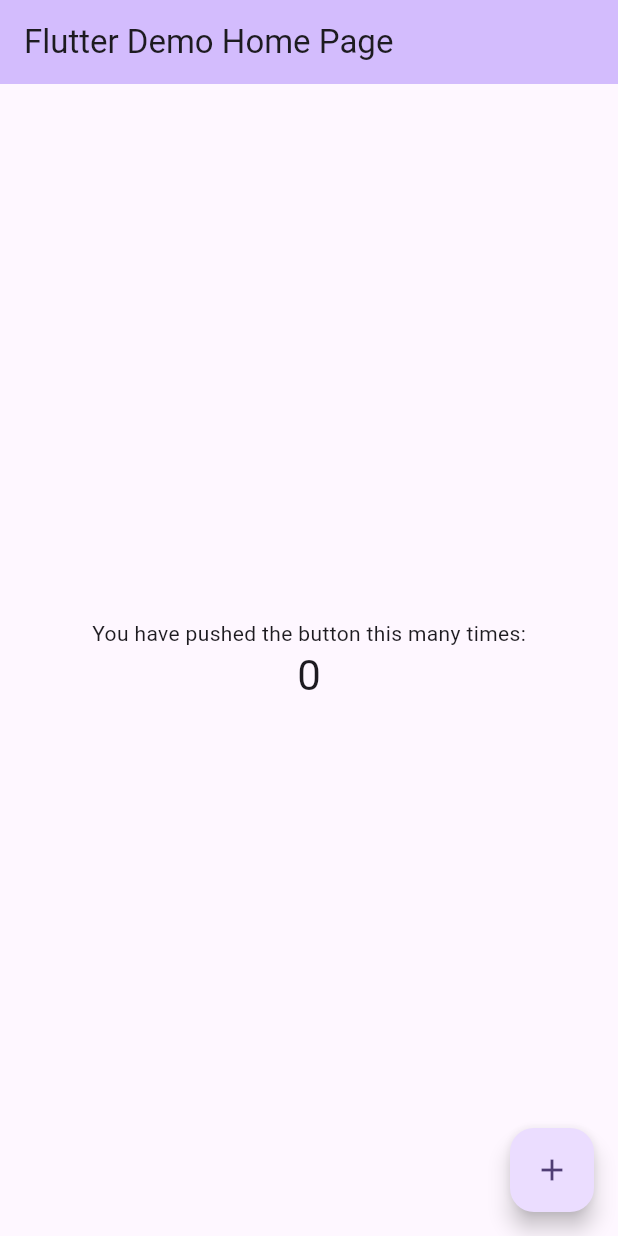
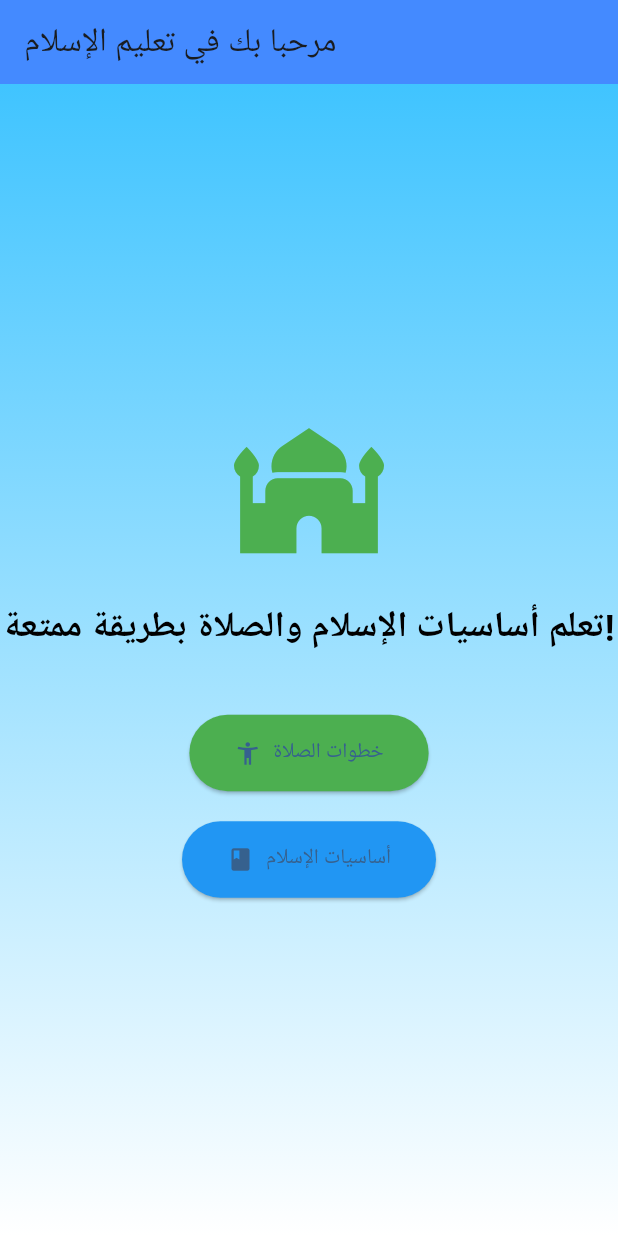
Before and after one commit to could-ai/019a4dc2-2936-7e86-994f-a309eeb32ca9, a Flutter app: the screen it shows after launch, on a phone screen of 412 x 824 dp. Run offline on Flutter 3.47's test engine with Material 3 defaults, Android fonts, the phone set to English and light mode, and no system bars; Roboto replaces fonts that are missing (Arial).

Commit message:
تحديث pubspec.yaml لتغيير اسم التطبيق إلى 'islam_teaching_app' ليتناسب مع الموضوع، مع الحفاظ على التبعيات الأساسية. هذا يجعل التطبيق أكثر تخصيصًا لتعليم الإسلام دون إضافة تبعيات معقدة.; تحديث lib/main.dart ليصبح التطبيق الرئيسي لتعليم الإسلام، مع تغيير العنوان إلى 'تعليم الإسلام للأطفال'، وإضافة سمة الخط العربي، وتوجيه إلى شاشة الرئيسية الجديدة. هذا يزيل الكود القديم ويجعل التطبيق مركزًا على المحتوى التعليمي.; إنشاء شاشة الرئيسية (home_screen.dart) مع تصميم جذاب للأطفال، يحتوي على أيقونة مسجد، نص ترحيبي، وأزرار للوصول إلى شاشات خطوات الصلاة وأساسيات الإسلام. هذا يجعل التطبيق سهل التنقل ومركزًا على التعليم.; إنشاء شاشة خطوات الصلاة (prayer_steps_screen.dart) تعرض خطوات الصلاة خطوة بخطوة في قائمة بسيطة مع أرقام وأيقونات. هذا يساعد الأطفال على تعلم الصلاة تدريجيًا، مع إضافة زر عودة للتنقل.; إنشاء شاشة أساسيات الإسلام (islamic_basics_screen.dart) تعرض أركان الإسلام ومفاهيم أساسية في قائمة بطاقات. هذا يعلم الأطفال الأساسيات بطريقة بسيطة ومنظمة، مع زر عودة.

```diff
--- a/usr/lib/main.dart
+++ b/usr/lib/main.dart
@@ -1,4 +1,5 @@
 import 'package:flutter/material.dart';
+import 'screens/home_screen.dart';
 
 void main() {
   runApp(const MyApp());
@@ -7,114 +8,19 @@ void main() {
 class MyApp extends StatelessWidget {
   const MyApp({super.key});
 
-  // This widget is the root of your application.
   @override
   Widget build(BuildContext context) {
     return MaterialApp(
-      title: 'Flutter Demo',
+      title: 'تعليم الإسلام للأطفال',
       debugShowCheckedModeBanner: false,
       theme: ThemeData(
-        // This is the theme of your application.
-        //
-        // TRY THIS: Try running your application with "flutter run". You'll see
-        // the application has a purple toolbar. Then, without quitting the app,
-        // try changing the seedColor in the colorScheme below to Colors.green
-        // and then invoke "hot reload" (save your changes or press the "hot
-        // reload" button in a Flutter-supported IDE, or press "r" if you used
-        // the command line to start the app).
-        //
-        // Notice that the counter didn't reset back to zero; the application
-        // state is not lost during the reload. To reset the state, use hot
-        // restart instead.
-        //
-        // This works for code too, not just values: Most code changes can be
-        // tested with just a hot reload.
-        colorScheme: ColorScheme.fromSeed(seedColor: Colors.deepPurple),
+        colorScheme: ColorScheme.fromSeed(seedColor: Colors.blue),
+        fontFamily: 'Arial',
+        textTheme: const TextTheme(
+          bodyLarge: TextStyle(fontSize: 18, color: Colors.black87),
+        ),
       ),
-      home: const MyHomePage(title: 'Flutter Demo Home Page'),
+      home: const HomeScreen(),
     );
   }
 }
-
-class MyHomePage extends StatefulWidget {
-  const MyHomePage({super.key, required this.title});
-
-  // This widget is the home page of your application. It is stateful, meaning
-  // that it has a State object (defined below) that contains fields that affect
-  // how it looks.
-
-  // This class is the configuration for the state. It holds the values (in this
-  // case the title) provided by the parent (in this case the App widget) and
-  // used by the build method of the State. Fields in a Widget subclass are
-  // always marked "final".
-
-  final String title;
-
-  @override
-  State<MyHomePage> createState() => _MyHomePageState();
-}
-
-class _MyHomePageState extends State<MyHomePage> {
-  int _counter = 0;
-
-  void _incrementCounter() {
-    setState(() {
-      // This call to setState tells the Flutter framework that something has
-      // changed in this State, which causes it to rerun the build method below
-      // so that the display can reflect the updated values. If we changed
-      // _counter without calling setState(), then the build method would not be
-      // called again, and so nothing would appear to happen.
-      _counter++;
-    });
-  }
-
-  @override
-  Widget build(BuildContext context) {
-    // This method is rerun every time setState is called, for instance as done
-    // by the _incrementCounter method above.
-    //
-    // The Flutter framework has been optimized to make rerunning build methods
-    // fast, so that you can just rebuild anything that needs updating rather
-    // than having to individually change instances of widgets.
-    return Scaffold(
-      appBar: AppBar(
-        // TRY THIS: Try changing the color here to a specific color (to
-        // Colors.amber, perhaps?) and trigger a hot reload to see the AppBar
-        // change color while the other colors stay the same.
-        backgroundColor: Theme.of(context).colorScheme.inversePrimary,
-        // Here we take the value from the MyHomePage object that was created by
-        // the App.build method, and use it to set our appbar title.
-        title: Text(widget.title),
-      ),
-      body: Center(
-        // Center is a layout widget. It takes a single child and positions it
-        // in the middle of the parent.
-        child: Column(
-          // Column is also a layout widget. It takes a list of children and
-          // arranges them vertically. By default, it sizes itself to fit its
-          // children horizontally, and tries to be as tall as its parent.
-          //
-          // Column has various properties to control how it sizes itself and
-          // how it positions its children. Here we use mainAxisAlignment to
-          // center the children vertically; the main axis here is the vertical
-          // axis because Columns are vertical (the cross axis would be
-          // horizontal).
-          //
-          // TRY THIS: Invoke "debug painting" (choose the "Toggle Debug Paint"
-          // action in the IDE, or press "p" in the console), to see the
-          // wireframe for each widget.
-          mainAxisAlignment: MainAxisAlignment.center,
-          children: <Widget>[
-            const Text('You have pushed the button this many times:'),
-            Text('$_counter', style: Theme.of(context).textTheme.headlineMedium),
-          ],
-        ),
-      ),
-      floatingActionButton: FloatingActionButton(
-        onPressed: _incrementCounter,
-        tooltip: 'Increment',
-        child: const Icon(Icons.add),
-      ), // This trailing comma makes auto-formatting nicer for build methods.
-    );
-  }
-}
--- /dev/null
+++ b/usr/lib/screens/home_screen.dart
@@ -0,0 +1,70 @@
+import 'package:flutter/material.dart';
+import 'prayer_steps_screen.dart';
+import 'islamic_basics_screen.dart';
+
+class HomeScreen extends StatelessWidget {
+  const HomeScreen({super.key});
+
+  @override
+  Widget build(BuildContext context) {
+    return Scaffold(
+      appBar: AppBar(
+        title: const Text('مرحبا بك في تعليم الإسلام'),
+        backgroundColor: Colors.blueAccent,
+      ),
+      body: Container(
+        decoration: const BoxDecoration(
+          gradient: LinearGradient(
+            colors: [Colors.lightBlueAccent, Colors.white],
+            begin: Alignment.topCenter,
+            end: Alignment.bottomCenter,
+          ),
+        ),
+        child: Center(
+          child: Column(
+            mainAxisAlignment: MainAxisAlignment.center,
+            children: [
+              const Icon(Icons.mosque, size: 100, color: Colors.green),
+              const SizedBox(height: 20),
+              const Text(
+                'تعلم أساسيات الإسلام والصلاة بطريقة ممتعة!',
+                style: TextStyle(fontSize: 24, fontWeight: FontWeight.bold, color: Colors.black),
+                textAlign: TextAlign.center,
+              ),
+              const SizedBox(height: 40),
+              ElevatedButton.icon(
+                onPressed: () {
+                  Navigator.push(
+                    context,
+                    MaterialPageRoute(builder: (context) => const PrayerStepsScreen()),
+                  );
+                },
+                icon: const Icon(Icons.accessibility_new),
+                label: const Text('خطوات الصلاة'),
+                style: ElevatedButton.styleFrom(
+                  backgroundColor: Colors.green,
+                  padding: const EdgeInsets.symmetric(horizontal: 30, vertical: 15),
+                ),
+              ),
+              const SizedBox(height: 20),
+              ElevatedButton.icon(
+                onPressed: () {
+                  Navigator.push(
+                    context,
+                    MaterialPageRoute(builder: (context) => const IslamicBasicsScreen()),
+                  );
+                },
+                icon: const Icon(Icons.book),
+                label: const Text('أساسيات الإسلام'),
+                style: ElevatedButton.styleFrom(
+                  backgroundColor: Colors.blue,
+                  padding: const EdgeInsets.symmetric(horizontal: 30, vertical: 15),
+                ),
+              ),
+            ],
+          ),
+        ),
+      ),
+    );
+  }
+}
```
Also changed, not shown: usr/lib/screens/islamic_basics_screen.dart (added, +41 -0 lines), usr/lib/screens/prayer_steps_screen.dart (added, +45 -0 lines), usr/pubspec.yaml (+1 -76 lines).
